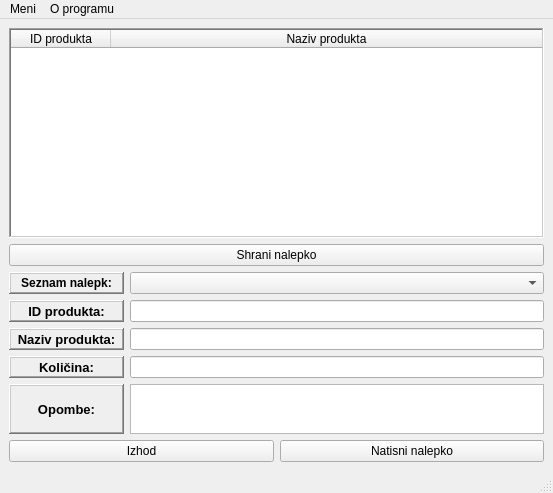
Above: mainwindow.ui from nejcSedo/PrintNalepk before the change. Below: the same form after it.
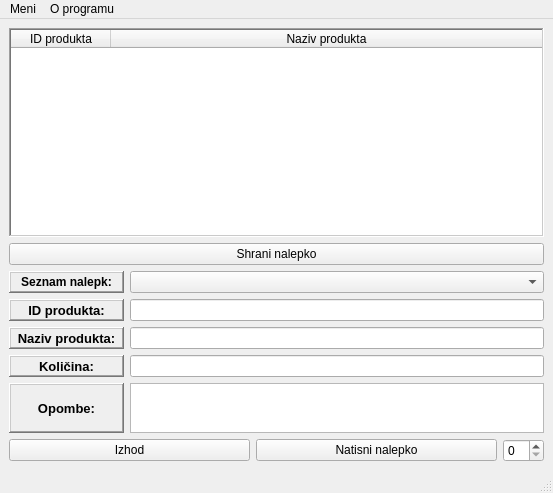
That is the form after the change. Icons and pictures are not drawn.

```diff
--- a/mainwindow.ui
+++ b/mainwindow.ui
@@ -250,6 +250,16 @@
           </property>
          </widget>
         </item>
+        <item>
+         <widget class="QSpinBox" name="spinBox_kopijePrint">
+          <property name="sizePolicy">
+           <sizepolicy hsizetype="Maximum" vsizetype="Fixed">
+            <horstretch>0</horstretch>
+            <verstretch>0</verstretch>
+           </sizepolicy>
+          </property>
+         </widget>
+        </item>
        </layout>
       </item>
      </layout>
```
Left out of the diff: 2 changed lines with no effect on the pictures.
